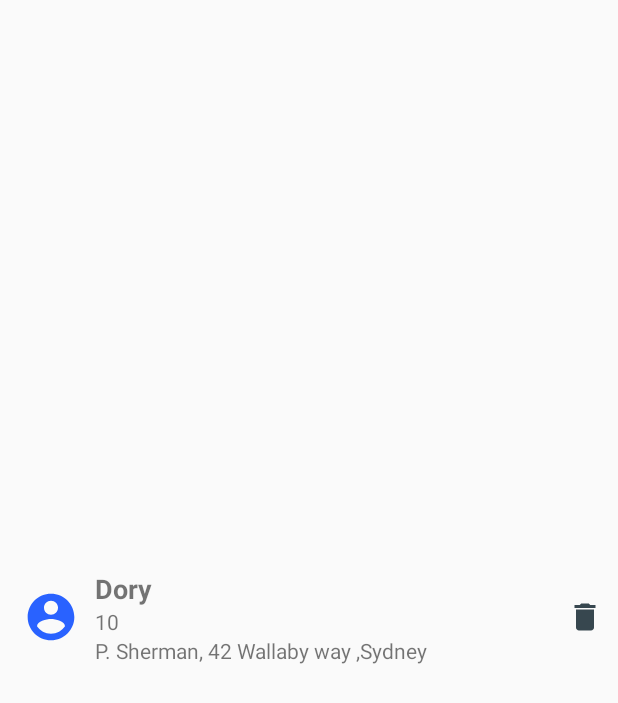
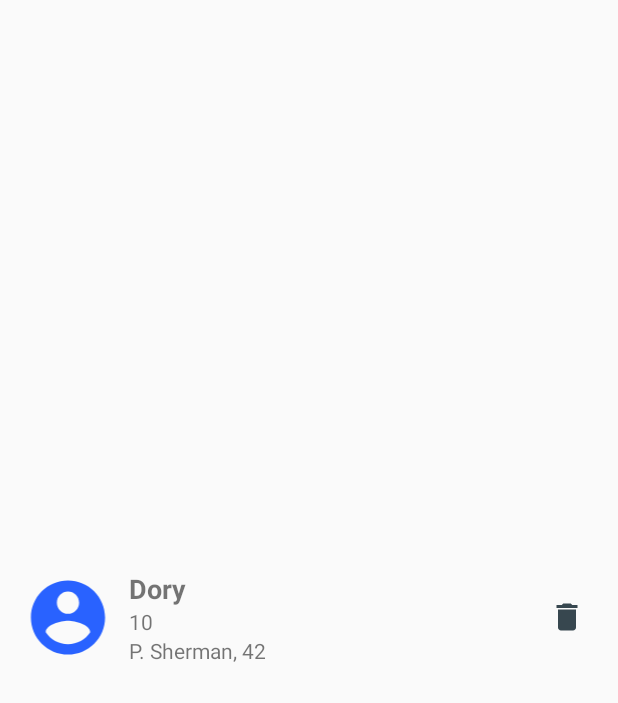
Before and after one commit to lucas-mdo/StudentProject, an Android app: the layout adapter_item_student.xml on its own in the app's theme, with its tools: preview values and no code run, on a phone screen of 412 x 824 dp. Shown: the top 703 px of the screen. Run offline under Robolectric (Android 15) with nearby library versions, the phone set to English and light mode, and no system bars.

```diff
--- a/app/src/main/res/layout/adapter_item_student.xml
+++ b/app/src/main/res/layout/adapter_item_student.xml
@@ -1,7 +1,7 @@
 <?xml version="1.0" encoding="utf-8"?>
 <LinearLayout xmlns:android="http://schemas.android.com/apk/res/android"
     android:orientation="horizontal"
-    android:layout_width="match_parent"
+    android:layout_width="fill_parent"
     android:layout_height="wrap_content"
     android:padding="10dp"
     android:layout_gravity="center_vertical"
@@ -9,19 +9,20 @@
 
     <!-- Photo -->
     <ImageView
-        android:layout_width="48dp"
-        android:layout_height="48dp"
+        android:layout_width="0dp"
+        android:layout_height="70dp"
         android:padding="5dp"
+        android:layout_weight="2"
         android:layout_gravity="center_vertical"
         android:src="@drawable/ic_account_circle_blue_a700_48dp"
         android:id="@+id/imgStudent"/>
 
     <!-- Set of info showed vertically -->
     <LinearLayout
-        android:layout_width="wrap_content"
+        android:layout_width="0dp"
         android:layout_height="wrap_content"
         android:orientation="vertical"
-        android:layout_weight="1"
+        android:layout_weight="8"
         android:padding="5dp"
         android:layout_gravity="center_vertical"
         >
@@ -48,16 +49,17 @@
             android:layout_width="wrap_content"
             android:layout_height="wrap_content"
             android:textSize="14sp"
-            android:text="P. Sherman, 42 Wallaby way ,Sydney"
+            android:text="P. Sherman, 42"
             android:id="@+id/txtAddress"
             />
     </LinearLayout>
 
     <LinearLayout
-        android:layout_width="wrap_content"
+        android:layout_width="0dp"
         android:layout_height="wrap_content"
         android:orientation="vertical"
-        android:layout_gravity="center_vertical">
+        android:layout_gravity="center_vertical"
+        android:layout_weight="1">
 
         <!-- Remove icon -->
         <ImageView
--- a/app/src/main/res/layout/content_main.xml
+++ b/app/src/main/res/layout/content_main.xml
@@ -14,7 +14,7 @@
     <ProgressBar
         android:layout_width="wrap_content"
         android:layout_height="wrap_content"
-        android:layout_gravity="center_vertical"
+        android:layout_gravity="center"
         android:visibility="gone"
         android:id="@+id/progressBar"/>
 
```
Also changed, not shown: app/src/main/java/br/pucminas/stundentproject/MainActivity.java (+7 -7 lines), app/src/main/res/menu/menu_main.xml (+4 -3 lines).
